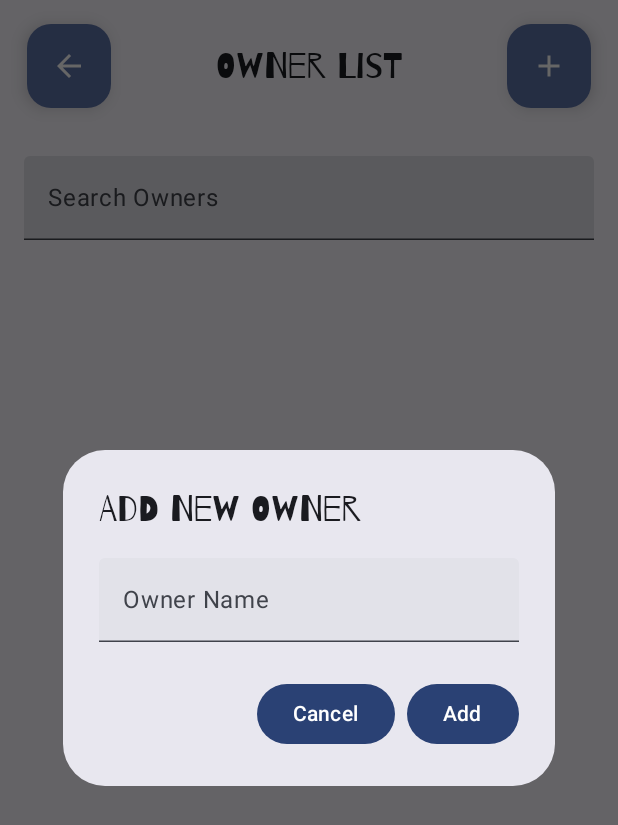
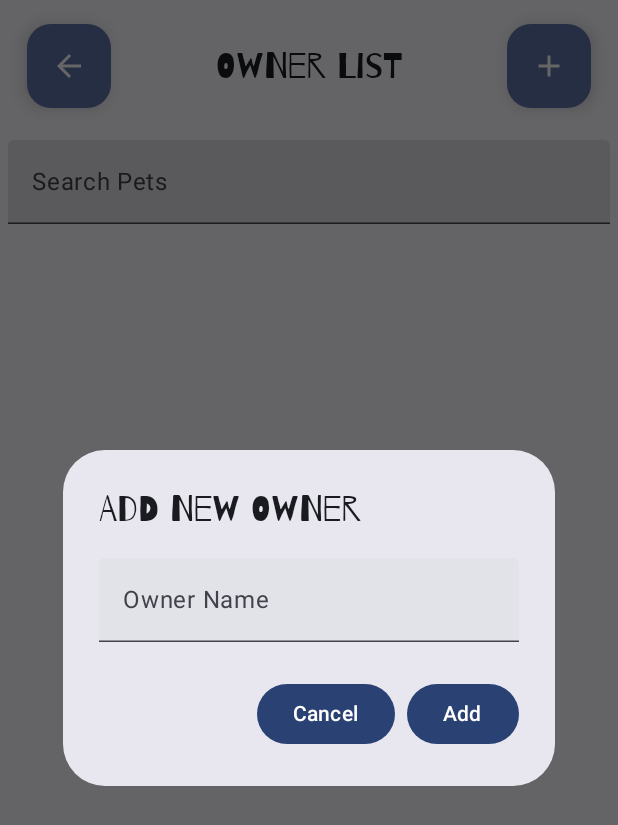
Before and after one commit to MoonSlay/RealmDiscussion, an Android app built with Jetpack Compose: the OwnerScreen screen opened through its navigation route, after a tap on "Add Pet", on a phone screen of 412 x 824 dp. Shown: the top 825 px of the screen. Run offline under Robolectric (Android 15) with nearby library versions, the phone set to English and light mode, and no system bars; libraries missing offline, so code that uses them is left out: io.realm.kotlin; 3 statements that could not run were skipped.

```diff
--- a/app/src/main/java/ph/edu/auf/realmdiscussion/components/DismissBackground.kt
+++ b/app/src/main/java/ph/edu/auf/realmdiscussion/components/DismissBackground.kt
@@ -1,6 +1,5 @@
 package ph.edu.auf.realmdiscussion.components
 
-import android.graphics.drawable.Icon
 import androidx.compose.foundation.background
 import androidx.compose.foundation.layout.Arrangement
 import androidx.compose.foundation.layout.Row
@@ -8,7 +7,6 @@ import androidx.compose.foundation.layout.Spacer
 import androidx.compose.foundation.layout.fillMaxSize
 import androidx.compose.foundation.layout.padding
 import androidx.compose.material.icons.Icons
-import androidx.compose.material.icons.filled.AddCircle
 import androidx.compose.material.icons.filled.Delete
 import androidx.compose.material.icons.filled.Edit
 import androidx.compose.material3.ExperimentalMaterial3Api
--- a/app/src/main/java/ph/edu/auf/realmdiscussion/components/ItemPet.kt
+++ b/app/src/main/java/ph/edu/auf/realmdiscussion/components/ItemPet.kt
@@ -1,6 +1,5 @@
 package ph.edu.auf.realmdiscussion.components
 
-import androidx.compose.foundation.Image
 import androidx.compose.foundation.layout.*
 import androidx.compose.foundation.shape.RoundedCornerShape
 import androidx.compose.material3.*
--- a/app/src/main/java/ph/edu/auf/realmdiscussion/screens/HomeScreen.kt
+++ b/app/src/main/java/ph/edu/auf/realmdiscussion/screens/HomeScreen.kt
@@ -10,8 +10,6 @@ import androidx.compose.foundation.layout.*
 import androidx.compose.foundation.shape.RoundedCornerShape
 import androidx.compose.material.icons.Icons
 import androidx.compose.material.icons.automirrored.filled.KeyboardArrowRight
-import androidx.compose.material.icons.filled.KeyboardArrowRight
-import androidx.compose.material.icons.filled.Person
 import androidx.compose.material3.*
 import androidx.compose.runtime.*
 import androidx.compose.ui.Alignment
@@ -30,8 +28,6 @@ import androidx.navigation.NavController
 import ph.edu.auf.realmdiscussion.R
 import ph.edu.auf.realmdiscussion.navigation.AppNavRoutes
 import kotlinx.coroutines.delay
-import androidx.compose.ui.graphics.vector.ImageVector
-import androidx.compose.ui.res.painterResource
 
 @Composable
 fun HomeScreen(navController: NavController) {
@@ -130,7 +126,6 @@ fun HomeScreen(navController: NavController) {
     }
 }
 
-@OptIn(ExperimentalMaterial3Api::class)
 @Composable
 private fun NavigationCard(
     title: String,
--- a/app/src/main/java/ph/edu/auf/realmdiscussion/screens/OwnerScreen.kt
+++ b/app/src/main/java/ph/edu/auf/realmdiscussion/screens/OwnerScreen.kt
@@ -3,16 +3,13 @@ package ph.edu.auf.realmdiscussion.screens
 import androidx.compose.foundation.layout.*
 import androidx.compose.foundation.lazy.LazyColumn
 import androidx.compose.foundation.lazy.itemsIndexed
-import androidx.compose.foundation.text.KeyboardOptions
 import androidx.compose.material.icons.Icons
 import androidx.compose.material.icons.automirrored.filled.ArrowBack
 import androidx.compose.material.icons.filled.Add
-import androidx.compose.material.icons.filled.ArrowBack
 import androidx.compose.material3.*
 import androidx.compose.runtime.*
 import androidx.compose.ui.Alignment
 import androidx.compose.ui.Modifier
-import androidx.compose.ui.text.input.KeyboardType
 import androidx.compose.ui.unit.dp
 import androidx.lifecycle.viewmodel.compose.viewModel
 import kotlinx.coroutines.launch
@@ -114,8 +111,11 @@ fun OwnerScreen(ownerViewModel: OwnerViewModel = viewModel(), onBack: () -> Unit
                 TextField(
                     value = searchQuery,
                     onValueChange = { searchQuery = it },
-                    label = { Text("Search Owners") },
-                    modifier = Modifier.fillMaxWidth().padding(16.dp)
+                    label = { Text("Search Pets") },
+                    modifier = Modifier
+                        .fillMaxWidth()
+                        .padding(5.dp),
+                    singleLine = true
                 )
                 //Message for adding same owner name
                 errorMessage?.let {
@@ -162,7 +162,8 @@ fun EditOwnerDialog(
                 TextField(
                     value = newName,
                     onValueChange = { newName = it },
-                    label = { Text("Owner Name") }
+                    label = { Text("Owner Name") },
+                    singleLine = true
                 )
                 Spacer(modifier = Modifier.height(8.dp))
                 Text(text = "Pets owned by ${owner.name}:")
@@ -222,7 +223,8 @@ fun AddOwnerDialog(
                     value = ownerName,
                     onValueChange = { ownerName = it },
                     label = { Text("Owner Name") },
-                    isError = showError && ownerName.isEmpty()
+                    isError = showError && ownerName.isEmpty(),
+                    singleLine = true
                 )
                 if (showError) {
                     Text(
--- a/app/src/main/java/ph/edu/auf/realmdiscussion/viewmodels/OwnerViewModel.kt
+++ b/app/src/main/java/ph/edu/auf/realmdiscussion/viewmodels/OwnerViewModel.kt
@@ -4,9 +4,7 @@ import androidx.lifecycle.ViewModel
 import androidx.lifecycle.viewModelScope
 import io.realm.kotlin.ext.query
 import kotlinx.coroutines.Dispatchers
-import kotlinx.coroutines.flow.MutableSharedFlow
 import kotlinx.coroutines.flow.MutableStateFlow
-import kotlinx.coroutines.flow.SharedFlow
 import kotlinx.coroutines.flow.StateFlow
 import kotlinx.coroutines.flow.update
 import kotlinx.coroutines.launch
```
Also changed, not shown: app/src/main/java/ph/edu/auf/realmdiscussion/MainActivity.kt (+0 -10 lines), app/src/main/java/ph/edu/auf/realmdiscussion/screens/PetScreen.kt (+9 -6 lines).
